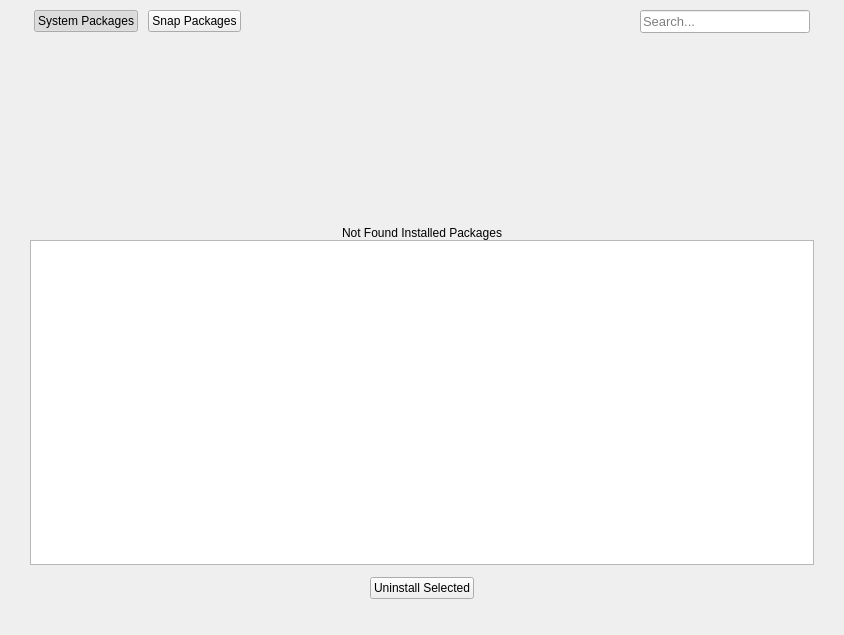
Qt form stacer/Pages/Uninstaller/uninstallerpage.ui (oguzhaninan/Stacer) before a commit.
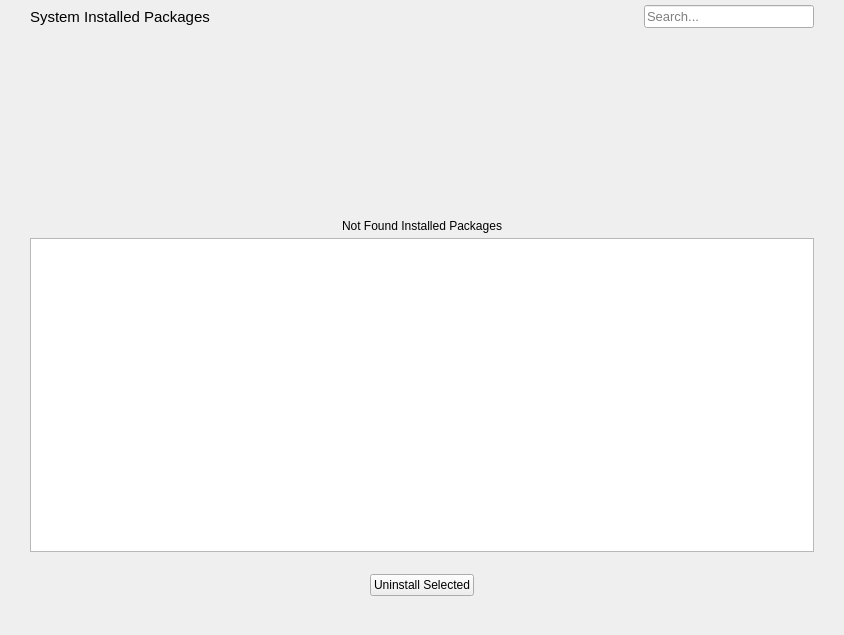
The same form after that commit. The open tabs and pages were chosen to show the change.

```diff
--- a/stacer/Pages/Uninstaller/uninstallerpage.ui
+++ b/stacer/Pages/Uninstaller/uninstallerpage.ui
@@ -30,261 +30,8 @@
     <number>0</number>
    </property>
    <property name="verticalSpacing">
-    <number>2</number>
+    <number>5</number>
    </property>
-   <item row="2" column="0" colspan="3">
-    <widget class="QStackedWidget" name="stackedWidget">
-     <property name="currentIndex">
-      <number>0</number>
-     </property>
-     <widget class="QWidget" name="pageSystemPackages">
-      <layout class="QGridLayout" name="gridLayout_2">
-       <property name="leftMargin">
-        <number>0</number>
-       </property>
-       <property name="topMargin">
-        <number>0</number>
-       </property>
-       <property name="rightMargin">
-        <number>0</number>
-       </property>
-       <property name="bottomMargin">
-        <number>0</number>
-       </property>
-       <property name="spacing">
-        <number>0</number>
-       </property>
-       <item row="0" column="0">
-        <widget class="QWidget" name="notFoundWidget" native="true">
-         <property name="sizePolicy">
-          <sizepolicy hsizetype="Preferred" vsizetype="Expanding">
-           <horstretch>0</horstretch>
-           <verstretch>0</verstretch>
-          </sizepolicy>
-         </property>
-         <property name="minimumSize">
-          <size>
-           <width>0</width>
-           <height>200</height>
-          </size>
-         </property>
-         <property name="maximumSize">
-          <size>
-           <width>16777215</width>
-           <height>200</height>
-          </size>
-         </property>
-         <property name="accessibleName">
-          <string>notFoundWidget</string>
-         </property>
-         <property name="styleSheet">
-          <string notr="true"/>
-         </property>
-         <layout class="QVBoxLayout" name="notFoundLayout">
-          <property name="spacing">
-           <number>0</number>
-          </property>
-          <property name="leftMargin">
-           <number>0</number>
-          </property>
-          <property name="topMargin">
-           <number>0</number>
-          </property>
-          <property name="rightMargin">
-           <number>0</number>
-          </property>
-          <property name="bottomMargin">
-           <number>0</number>
-          </property>
-          <item>
-           <widget class="QLabel" name="lblNotFound">
-            <property name="sizePolicy">
-             <sizepolicy hsizetype="Preferred" vsizetype="Expanding">
-              <horstretch>0</horstretch>
-              <verstretch>0</verstretch>
-             </sizepolicy>
-            </property>
-            <property name="text">
-             <string>Not Found Installed Packages</string>
-            </property>
-            <property name="alignment">
-             <set>Qt::AlignBottom|Qt::AlignHCenter</set>
-            </property>
-           </widget>
-          </item>
-         </layout>
-        </widget>
-       </item>
-       <item row="1" column="0">
-        <widget class="QListWidget" name="listWidgetPackages">
-         <property name="font">
-          <font>
-           <family>Ubuntu</family>
-           <pointsize>10</pointsize>
-          </font>
-         </property>
-         <property name="focusPolicy">
-          <enum>Qt::NoFocus</enum>
-         </property>
-         <property name="styleSheet">
-          <string notr="true"/>
-         </property>
-         <property name="autoScrollMargin">
-          <number>10</number>
-         </property>
-         <property name="editTriggers">
-          <set>QAbstractItemView::NoEditTriggers</set>
-         </property>
-         <property name="selectionMode">
-          <enum>QAbstractItemView::NoSelection</enum>
-         </property>
-         <property name="selectionBehavior">
-          <enum>QAbstractItemView::SelectRows</enum>
-         </property>
-         <property name="iconSize">
-          <size>
-           <width>20</width>
-           <height>20</height>
-          </size>
-         </property>
-         <property name="textElideMode">
-          <enum>Qt::ElideMiddle</enum>
-         </property>
-         <property name="spacing">
-          <number>4</number>
-         </property>
-         <property name="uniformItemSizes">
-          <bool>false</bool>
-         </property>
-        </widget>
-       </item>
-      </layout>
-     </widget>
-     <widget class="QWidget" name="pageSnapPackages">
-      <layout class="QGridLayout" name="gridLayout_3">
-       <property name="leftMargin">
-        <number>0</number>
-       </property>
-       <property name="topMargin">
-        <number>0</number>
-       </property>
-       <property name="rightMargin">
-        <number>0</number>
-       </property>
-       <property name="bottomMargin">
-        <number>0</number>
-       </property>
-       <property name="spacing">
-        <number>0</number>
-       </property>
-       <item row="0" column="0">
-        <widget class="QWidget" name="notFoundWidget_2" native="true">
-         <property name="sizePolicy">
-          <sizepolicy hsizetype="Preferred" vsizetype="Expanding">
-           <horstretch>0</horstretch>
-           <verstretch>0</verstretch>
-          </sizepolicy>
-         </property>
-         <property name="minimumSize">
-          <size>
-           <width>0</width>
-           <height>200</height>
-          </size>
-         </property>
-         <property name="maximumSize">
-          <size>
-           <width>16777215</width>
-           <height>200</height>
-          </size>
-         </property>
-         <property name="accessibleName">
-          <string>notFoundWidget</string>
-         </property>
-         <property name="styleSheet">
-          <string notr="true"/>
-         </property>
-         <layout class="QVBoxLayout" name="notFoundLayout_2">
-          <property name="spacing">
-           <number>0</number>
-          </property>
-          <property name="leftMargin">
-           <number>0</number>
-          </property>
-          <property name="topMargin">
-           <number>0</number>
-          </property>
-          <property name="rightMargin">
-           <number>0</number>
-          </property>
-          <property name="bottomMargin">
-           <number>0</number>
-          </property>
-          <item>
-           <widget class="QLabel" name="lblNotFoundSnap">
-            <property name="sizePolicy">
-             <sizepolicy hsizetype="Preferred" vsizetype="Expanding">
-              <horstretch>0</horstretch>
-              <verstretch>0</verstretch>
-             </sizepolicy>
-            </property>
-            <property name="text">
-             <string>Not Found Installed Packages</string>
-            </property>
-            <property name="alignment">
-             <set>Qt::AlignBottom|Qt::AlignHCenter</set>
-            </property>
-           </widget>
-          </item>
-         </layout>
-        </widget>
-       </item>
-       <item row="1" column="0">
-        <widget class="QListWidget" name="listWidgetSnapPackages">
-         <property name="font">
-          <font>
-           <family>Ubuntu</family>
-           <pointsize>10</pointsize>
-          </font>
-         </property>
-         <property name="focusPolicy">
-          <enum>Qt::NoFocus</enum>
-         </property>
-         <property name="styleSheet">
-          <string notr="true"/>
-         </property>
-         <property name="autoScrollMargin">
-          <number>10</number>
-         </property>
-         <property name="editTriggers">
-          <set>QAbstractItemView::NoEditTriggers</set>
-         </property>
-         <property name="selectionMode">
-          <enum>QAbstractItemView::NoSelection</enum>
-         </property>
-         <property name="selectionBehavior">
-          <enum>QAbstractItemView::SelectRows</enum>
-         </property>
-         <property name="iconSize">
-          <size>
-           <width>20</width>
-           <height>20</height>
-          </size>
-         </property>
-         <property name="textElideMode">
-          <enum>Qt::ElideMiddle</enum>
-         </property>
-         <property name="spacing">
-          <number>4</number>
-         </property>
-         <property name="uniformItemSizes">
-          <bool>false</bool>
-         </property>
-        </widget>
-       </item>
-      </layout>
-     </widget>
-    </widget>
-   </item>
    <item row="5" column="0" colspan="3" alignment="Qt::AlignHCenter|Qt::AlignBottom">
     <widget class="QLabel" name="lblLoadingUninstaller">
      <property name="sizePolicy">
@@ -309,11 +56,64 @@
      <property name="sizeHint" stdset="0">
       <size>
        <width>0</width>
-       <height>10</height>
+       <height>17</height>
       </size>
      </property>
     </spacer>
    </item>
+   <item row="0" column="2" alignment="Qt::AlignRight">
+    <widget class="QLineEdit" name="txtPackageSearch">
+     <property name="minimumSize">
+      <size>
+       <width>170</width>
+       <height>0</height>
+      </size>
+     </property>
+     <property name="maximumSize">
+      <size>
+       <width>170</width>
+       <height>16777215</height>
+      </size>
+     </property>
+     <property name="font">
+      <font>
+       <pointsize>10</pointsize>
+      </font>
+     </property>
+     <property name="focusPolicy">
+      <enum>Qt::StrongFocus</enum>
+     </property>
+     <property name="styleSheet">
+      <string notr="true"/>
+     </property>
+     <property name="placeholderText">
+      <string>Search...</string>
+     </property>
+    </widget>
+   </item>
+   <item row="0" column="0" alignment="Qt::AlignLeft">
+    <widget class="QLabel" name="lblPackagesTitle">
+     <property name="sizePolicy">
+      <sizepolicy hsizetype="Expanding" vsizetype="Preferred">
+       <horstretch>0</horstretch>
+       <verstretch>0</verstretch>
+      </sizepolicy>
+     </property>
+     <property name="font">
+      <font>
+       <family>Ubuntu</family>
+       <pointsize>11</pointsize>
+       <italic>false</italic>
+      </font>
+     </property>
+     <property name="styleSheet">
+      <string notr="true"/>
+     </property>
+     <property name="text">
+      <string notr="true">System Installed Packages</string>
+     </property>
+    </widget>
+   </item>
    <item row="4" column="0" colspan="3" alignment="Qt::AlignHCenter">
     <widget class="QPushButton" name="btnUninstall">
      <property name="enabled">
@@ -341,111 +141,107 @@
      </property>
     </widget>
    </item>
-   <item row="1" column="0" colspan="3">
-    <widget class="QWidget" name="nav" native="true">
-     <layout class="QHBoxLayout" name="horizontalLayout">
+   <item row="1" column="0" colspan="3" alignment="Qt::AlignVCenter">
+    <widget class="QWidget" name="notFoundWidget" native="true">
+     <property name="sizePolicy">
+      <sizepolicy hsizetype="Preferred" vsizetype="Expanding">
+       <horstretch>0</horstretch>
+       <verstretch>0</verstretch>
+      </sizepolicy>
+     </property>
+     <property name="minimumSize">
+      <size>
+       <width>0</width>
+       <height>200</height>
+      </size>
+     </property>
+     <property name="maximumSize">
+      <size>
+       <width>16777215</width>
+       <height>200</height>
+      </size>
+     </property>
+     <property name="styleSheet">
+      <string notr="true"/>
+     </property>
+     <layout class="QVBoxLayout" name="notFoundLayout">
       <property name="spacing">
-       <number>10</number>
+       <number>0</number>
       </property>
       <property name="leftMargin">
-       <number>4</number>
+       <number>0</number>
       </property>
       <property name="topMargin">
-       <number>5</number>
+       <number>0</number>
       </property>
       <property name="rightMargin">
-       <number>4</number>
+       <number>0</number>
       </property>
       <property name="bottomMargin">
-       <number>5</number>
+       <number>0</number>
       </property>
-      <item>
-       <widget class="QPushButton" name="btnSystemPackages">
-        <property name="cursor">
-         <cursorShape>PointingHandCursor</cursorShape>
+      <item alignment="Qt::AlignHCenter|Qt::AlignBottom">
+       <widget class="QLabel" name="lblNotFound">
+        <property name="sizePolicy">
+         <sizepolicy hsizetype="Preferred" vsizetype="Expanding">
+          <horstretch>0</horstretch>
+          <verstretch>0</verstretch>
+         </sizepolicy>
         </property>
         <property name="focusPolicy">
          <enum>Qt::NoFocus</enum>
         </property>
         <property name="text">
-         <string>System Packages</string>
-        </property>
-        <property name="checkable">
-         <bool>true</bool>
-        </property>
-        <property name="checked">
-         <bool>true</bool>
-        </property>
-        <attribute name="buttonGroup">
-         <string notr="true">navBtnGroup</string>
-        </attribute>
-       </widget>
-      </item>
-      <item>
-       <widget class="QPushButton" name="btnSnapPackages">
-        <property name="cursor">
-         <cursorShape>PointingHandCursor</cursorShape>
-        </property>
-        <property name="focusPolicy">
-         <enum>Qt::NoFocus</enum>
-        </property>
-        <property name="text">
-         <string>Snap Packages</string>
-        </property>
-        <property name="checkable">
-         <bool>true</bool>
-        </property>
-        <attribute name="buttonGroup">
-         <string notr="true">navBtnGroup</string>
-        </attribute>
-       </widget>
-      </item>
-      <item>
-       <spacer name="horizontalSpacer">
-        <property name="orientation">
-         <enum>Qt::Horizontal</enum>
-        </property>
-        <property name="sizeHint" stdset="0">
-         <size>
-          <width>40</width>
-          <height>20</height>
-         </size>
-        </property>
-       </spacer>
-      </item>
-      <item>
-       <widget class="QLineEdit" name="txtPackageSearch">
-        <property name="minimumSize">
-         <size>
-          <width>170</width>
-          <height>0</height>
-         </size>
-        </property>
-        <property name="maximumSize">
-         <size>
-          <width>170</width>
-          <height>16777215</height>
-         </size>
-        </property>
-        <property name="font">
-         <font>
-          <pointsize>10</pointsize>
-         </font>
-        </property>
-        <property name="focusPolicy">
-         <enum>Qt::StrongFocus</enum>
-        </property>
-        <property name="styleSheet">
-         <string notr="true"/>
-        </property>
-        <property name="placeholderText">
-         <string>Search...</string>
+         <string>Not Found Installed Packages</string>
         </property>
        </widget>
       </item>
      </layout>
     </widget>
    </item>
+   <item row="2" column="0" colspan="3">
+    <widget class="QListWidget" name="listWidgetPackages">
+     <property name="font">
+      <font>
+       <family>Ubuntu</family>
+       <pointsize>10</pointsize>
+      </font>
+     </property>
+     <property name="focusPolicy">
+      <enum>Qt::NoFocus</enum>
+     </property>
+     <property name="styleSheet">
+      <string notr="true"/>
+     </property>
+     <property name="autoScrollMargin">
+      <number>10</number>
+     </property>
+     <property name="editTriggers">
+      <set>QAbstractItemView::NoEditTriggers</set>
+     </property>
+     <property name="selectionMode">
+      <enum>QAbstractItemView::NoSelection</enum>
+     </property>
+     <property name="selectionBehavior">
+      <enum>QAbstractItemView::SelectRows</enum>
+     </property>
+     <property name="iconSize">
+      <size>
+       <width>20</width>
+       <height>20</height>
+      </size>
+     </property>
+     <property name="textElideMode">
+      <enum>Qt::ElideMiddle</enum>
+     </property>
+     <property name="spacing">
+      <number>4</number>
+     </property>
+     <property name="uniformItemSizes">
+      <bool>false</bool>
+     </property>
+    </widget>
+   </item>
   </layout>
  </widget>
  <resources/>
```
Left out of the diff: 6 changed lines with no effect on the pictures.
